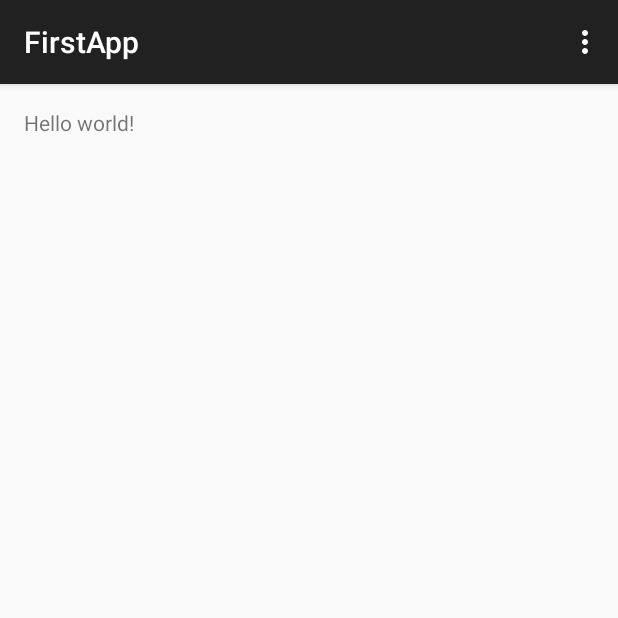
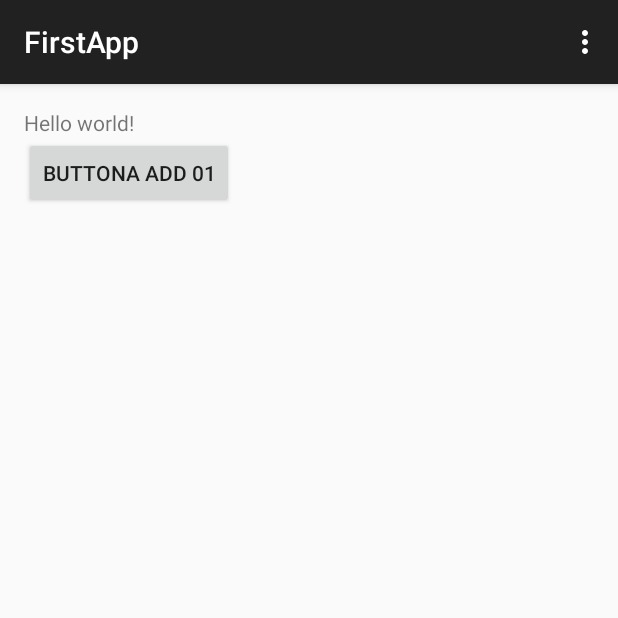
Before and after one commit to jonykorea/FirstApp, an Android app: the screen it shows after launch (MainActivity), on a phone screen of 412 x 824 dp, the top half of it. Run offline under Robolectric (Android 15) with nearby library versions, the phone set to English and light mode, and no system bars.

Commit message:
no message

```diff
--- a/app/src/main/java/com/example/jony/firstapp/MainActivity.java
+++ b/app/src/main/java/com/example/jony/firstapp/MainActivity.java
@@ -12,6 +12,7 @@ public class MainActivity extends ActionBarActivity {
     protected void onCreate(Bundle savedInstanceState) {
         super.onCreate(savedInstanceState);
         setContentView(R.layout.activity_main);
+
     }
 
     @Override
--- a/app/src/main/res/layout/activity_main.xml
+++ b/app/src/main/res/layout/activity_main.xml
@@ -1,11 +1,17 @@
-<RelativeLayout xmlns:android="http://schemas.android.com/apk/res/android"
+<LinearLayout xmlns:android="http://schemas.android.com/apk/res/android"
     xmlns:tools="http://schemas.android.com/tools" android:layout_width="match_parent"
     android:layout_height="match_parent" android:paddingLeft="@dimen/activity_horizontal_margin"
     android:paddingRight="@dimen/activity_horizontal_margin"
     android:paddingTop="@dimen/activity_vertical_margin"
+    android:orientation="vertical"
     android:paddingBottom="@dimen/activity_vertical_margin" tools:context=".MainActivity">
 
     <TextView android:text="@string/hello_world" android:layout_width="wrap_content"
         android:layout_height="wrap_content" />
 
-</RelativeLayout>
+    <Button
+        android:layout_width="wrap_content"
+        android:layout_height="wrap_content"
+        android:text="buttona add 01"/>
+
+</LinearLayout>
```
